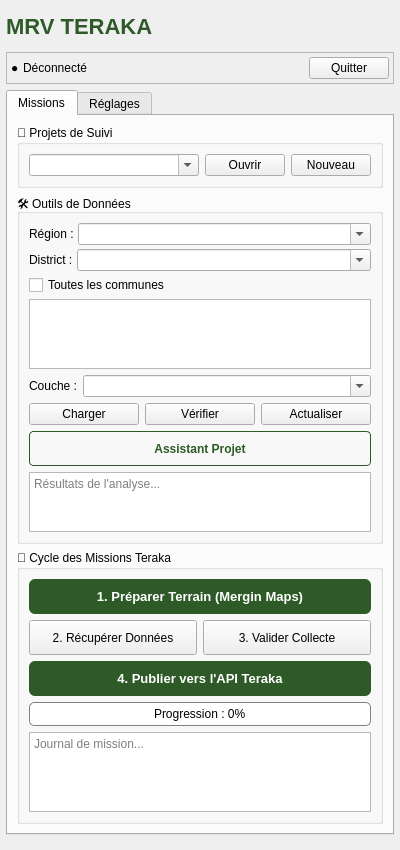
Before: the Qt Designer form mrv_teraka_dockwidget_base.ui in johrosa/mrv_teraka, drawn with Qt 5.
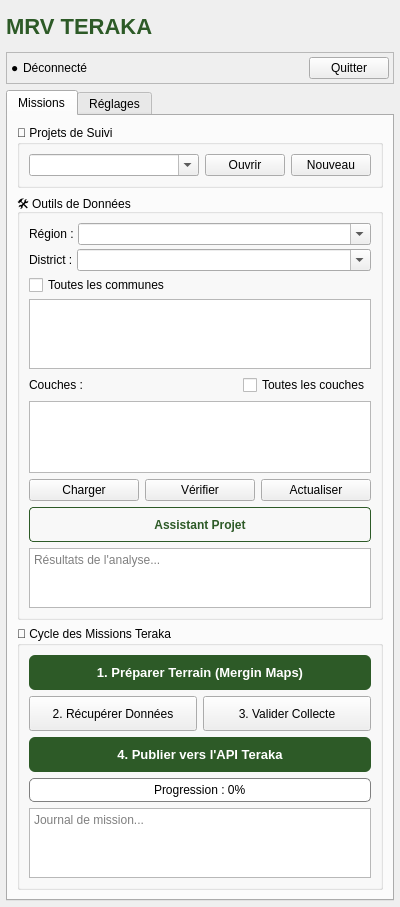
After: the same form once the commit is applied.

Commit message: add selsct/unselect all button multiple selection action

```diff
--- a/mrv_teraka_dockwidget_base.ui
+++ b/mrv_teraka_dockwidget_base.ui
@@ -251,24 +251,48 @@
             </layout>
            </item>
            <item>
-            <layout class="QHBoxLayout" name="layoutEndpoint">
+            <layout class="QVBoxLayout" name="layoutEndpoint">
              <item>
-              <widget class="QLabel" name="labelEndpoint">
-               <property name="text">
-                <string>Couche :</string>
-               </property>
-              </widget>
+              <layout class="QHBoxLayout" name="layoutEndpointHeader">
+               <item>
+                <widget class="QLabel" name="labelEndpoint">
+                 <property name="text">
+                  <string>Couches :</string>
+                 </property>
+                </widget>
+               </item>
+               <item>
+                <spacer name="endpointSpacer">
+                 <property name="orientation">
+                  <enum>Qt::Horizontal</enum>
+                 </property>
+                 <property name="sizeHint" stdset="0">
+                  <size>
+                   <width>40</width>
+                   <height>20</height>
+                  </size>
+                 </property>
+                </spacer>
+               </item>
+               <item>
+                <widget class="QCheckBox" name="selectAllEndpointsCheckBox">
+                 <property name="text">
+                  <string>Toutes les couches</string>
+                 </property>
+                </widget>
+               </item>
+              </layout>
              </item>
              <item>
-              <widget class="QComboBox" name="endpointComboBox">
-               <property name="sizePolicy">
-                <sizepolicy hsizetype="Expanding" vsizetype="Fixed">
-                 <horstretch>0</horstretch>
-                 <verstretch>0</verstretch>
-                </sizepolicy>
+              <widget class="QListWidget" name="endpointListWidget">
+               <property name="maximumSize">
+                <size>
+                 <width>16777215</width>
+                 <height>100</height>
+                </size>
                </property>
-               <property name="editable">
-                <bool>true</bool>
+               <property name="selectionMode">
+                <enum>QAbstractItemView::ExtendedSelection</enum>
                </property>
               </widget>
              </item>
```
The commit also changes 5 other files.
